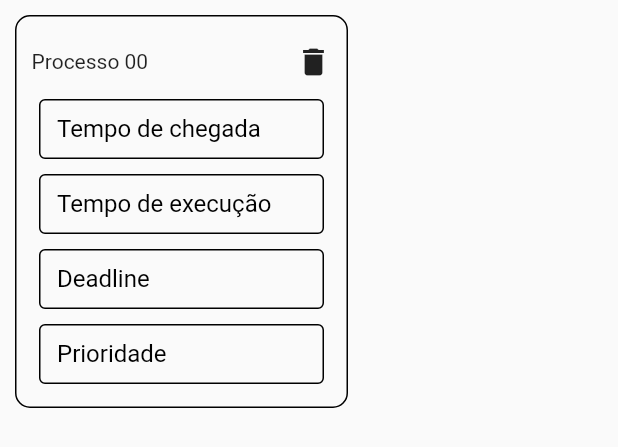
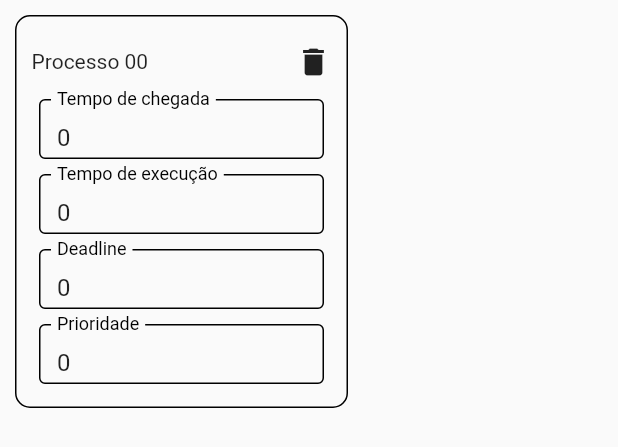
Before and after one commit to gustoliveira/process_simulator, a Flutter app: the ProcessCard widget shown alone on an empty page, opened directly with empty values, on a phone screen of 412 x 824 dp. Shown: the top 447 px of the screen. Run offline on Flutter 3.47's test engine with Material 2 defaults, Android fonts, the phone set to English and light mode, and no system bars.

Commit message:
Update process

```diff
--- a/lib/components/process_card.dart
+++ b/lib/components/process_card.dart
@@ -21,6 +21,32 @@
 
   String get processId => widget.process.id.toString().padLeft(2, '0');
 
+  TextEditingController arriveTimeController = TextEditingController();
+  TextEditingController executionTimeController = TextEditingController();
+  TextEditingController deadlineController = TextEditingController();
+  TextEditingController priorityController = TextEditingController();
+
+  @override
+  void initState() {
+    super.initState();
+
+    arriveTimeController.text = (widget.process.arriveTime ?? '').toString();
+    executionTimeController.text =
+        (widget.process.executionTime ?? '').toString();
+    deadlineController.text = (widget.process.deadline ?? '').toString();
+    priorityController.text = (widget.process.priority ?? '').toString();
+  }
+
+  void updateProcessData() {
+    appState.updateProcess(
+      widget.process.id,
+      arriveTime: int.tryParse(arriveTimeController.text),
+      executionTime: int.tryParse(executionTimeController.text),
+      deadline: int.tryParse(deadlineController.text),
+      priority: int.tryParse(priorityController.text),
+    );
+  }
+
   @override
   Widget build(BuildContext context) {
     return Container(
@@ -35,16 +61,16 @@
       child: Column(
         children: [
           header(),
-          field('Tempo de chegada'),
-          field('Tempo de execução'),
-          field('Deadline'),
-          field('Prioridade'),
+          field('Tempo de chegada', arriveTimeController),
+          field('Tempo de execução', executionTimeController),
+          field('Deadline', deadlineController),
+          field('Prioridade', priorityController),
         ],
       ),
     );
   }
 
-  header() {
+  Widget header() {
     return Container(
       height: 40,
       child: Row(
@@ -57,7 +83,7 @@
     );
   }
 
-  iconButton() {
+  Widget iconButton() {
     return InkWell(
       child: Icon(Icons.delete),
       onTap: () {
@@ -70,7 +96,10 @@
     );
   }
 
-  Widget field(String label) {
+  Widget field(
+    String label,
+    TextEditingController controller,
+  ) {
     return Theme(
       data: new ThemeData(
         primaryColor: Colors.redAccent,
@@ -81,6 +110,8 @@
         height: 50,
         padding: EdgeInsets.all(5),
         child: TextField(
+          controller: controller,
+          onChanged: (value) => updateProcessData(),
           decoration: InputDecoration(
             enabledBorder: OutlineInputBorder(
               borderSide: BorderSide(color: Colors.black),
```
Also changed, not shown: lib/state.dart (+6 -3 lines).
